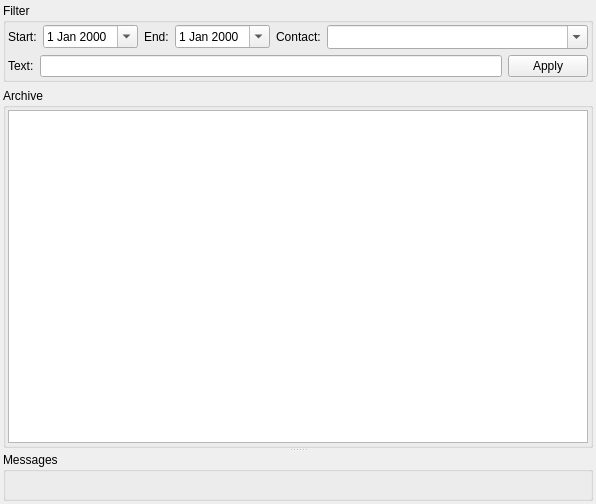
The window that src/plugins/messagearchiver/viewhistorywindow.ui (vacuum-im/vacuum-im) describes before a commit, drawn with Qt 5.
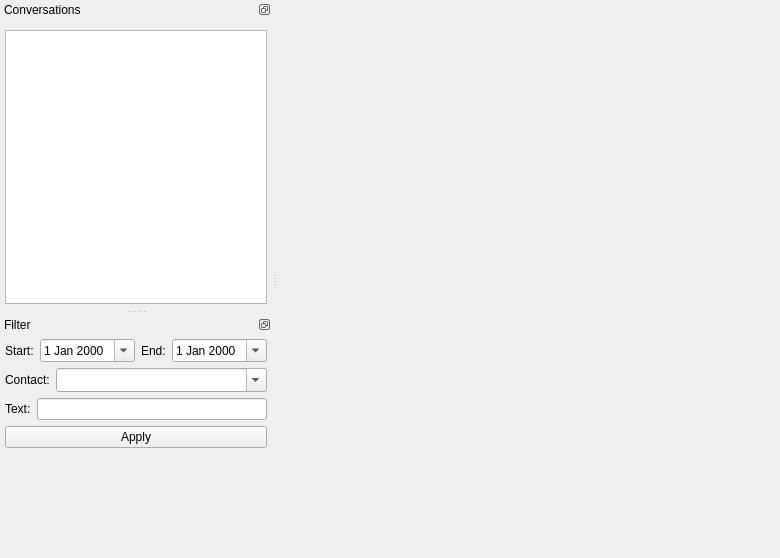
The same window after the commit.

What changed in the file:
```diff
--- a/src/plugins/messagearchiver/viewhistorywindow.ui
+++ b/src/plugins/messagearchiver/viewhistorywindow.ui
@@ -6,8 +6,8 @@
    <rect>
     <x>0</x>
     <y>0</y>
-    <width>596</width>
-    <height>504</height>
+    <width>780</width>
+    <height>558</height>
    </rect>
   </property>
   <property name="iconSize">
@@ -19,25 +19,87 @@
   <property name="dockOptions">
    <set>QMainWindow::AllowNestedDocks|QMainWindow::AllowTabbedDocks|QMainWindow::AnimatedDocks</set>
   </property>
-  <widget class="QWidget" name="centralWidget">
-   <layout class="QVBoxLayout">
+  <widget class="QWidget" name="wdtCentral">
+   <layout class="QVBoxLayout" name="verticalLayout_3">
     <property name="margin">
-     <number>3</number>
+     <number>5</number>
     </property>
     <item>
-     <widget class="QGroupBox" name="grbFilter">
-      <property name="title">
+     <widget class="QLabel" name="lblCollectionInfo">
+      <property name="wordWrap">
+       <bool>true</bool>
+      </property>
+     </widget>
+    </item>
+    <item>
+     <widget class="QWidget" name="wdtMessages" native="true">
+      <property name="sizePolicy">
+       <sizepolicy hsizetype="Expanding" vsizetype="Expanding">
+        <horstretch>0</horstretch>
+        <verstretch>0</verstretch>
+       </sizepolicy>
+      </property>
+     </widget>
+    </item>
+   </layout>
+  </widget>
+  <widget class="QDockWidget" name="dkwConversations">
+   <property name="features">
+    <set>QDockWidget::DockWidgetFloatable|QDockWidget::DockWidgetMovable</set>
+   </property>
+   <property name="windowTitle">
+    <string>Conversations</string>
+   </property>
+   <attribute name="dockWidgetArea">
+    <number>1</number>
+   </attribute>
+   <widget class="QWidget" name="dwcConversations">
+    <layout class="QVBoxLayout" name="verticalLayout_2">
+     <property name="margin">
+      <number>5</number>
+     </property>
+     <item>
+      <widget class="QWidget" name="wdtCollectionTools" native="true"/>
+     </item>
+     <item>
+      <widget class="QTreeView" name="trvCollections">
+       <property name="contextMenuPolicy">
+        <enum>Qt::CustomContextMenu</enum>
+       </property>
+       <property name="editTriggers">
+        <set>QAbstractItemView::NoEditTriggers</set>
+       </property>
+       <property name="alternatingRowColors">
+        <bool>true</bool>
+       </property>
+       <property name="indentation">
+        <number>10</number>
+       </property>
+       <property name="allColumnsShowFocus">
+        <bool>true</bool>
+       </property>
+      </widget>
+     </item>
+    </layout>
+   </widget>
+  </widget>
+  <widget class="QDockWidget" name="dkwFilter">
+   <property name="features">
+    <set>QDockWidget::DockWidgetFloatable|QDockWidget::DockWidgetMovable</set>
+   </property>
+   <property name="windowTitle">
        <string>Filter</string>
       </property>
-      <property name="flat">
-       <bool>true</bool>
-      </property>
-      <layout class="QVBoxLayout">
+   <attribute name="dockWidgetArea">
+    <number>1</number>
+   </attribute>
+   <widget class="QWidget" name="dwcFilter">
+    <layout class="QVBoxLayout" name="verticalLayout">
        <property name="margin">
-        <number>2</number>
+      <number>5</number>
        </property>
        <item>
-        <layout class="QHBoxLayout">
+      <layout class="QHBoxLayout" name="hboxlayout_1">
          <item>
           <widget class="QLabel" name="lblStart">
            <property name="text">
@@ -50,6 +112,12 @@
          </item>
          <item>
           <widget class="QDateEdit" name="dedStart">
+         <property name="sizePolicy">
+          <sizepolicy hsizetype="Expanding" vsizetype="Fixed">
+           <horstretch>0</horstretch>
+           <verstretch>0</verstretch>
+          </sizepolicy>
+         </property>
            <property name="calendarPopup">
             <bool>true</bool>
            </property>
@@ -67,6 +135,12 @@
          </item>
          <item>
           <widget class="QDateEdit" name="dedEnd">
+         <property name="sizePolicy">
+          <sizepolicy hsizetype="Expanding" vsizetype="Fixed">
+           <horstretch>0</horstretch>
+           <verstretch>0</verstretch>
+          </sizepolicy>
+         </property>
            <property name="time">
             <time>
              <hour>23</hour>
@@ -79,6 +153,10 @@
            </property>
           </widget>
          </item>
+      </layout>
+     </item>
+     <item>
+      <layout class="QHBoxLayout" name="hboxlayout_2">
          <item>
           <widget class="QLabel" name="lblContact">
            <property name="text">
@@ -111,7 +189,7 @@
         </layout>
        </item>
        <item>
-        <layout class="QHBoxLayout">
+      <layout class="QHBoxLayout" name="hboxlayout_3">
          <item>
           <widget class="QLabel" name="lblText">
            <property name="text">
@@ -122,6 +200,8 @@
          <item>
           <widget class="QLineEdit" name="lneText"/>
          </item>
+      </layout>
+     </item>
          <item>
           <widget class="QPushButton" name="pbtApply">
            <property name="text">
@@ -129,62 +209,21 @@
            </property>
           </widget>
          </item>
-        </layout>
-       </item>
-      </layout>
-     </widget>
-    </item>
     <item>
-     <widget class="QSplitter" name="splitter">
+      <spacer name="verticalSpacer">
       <property name="orientation">
        <enum>Qt::Vertical</enum>
       </property>
-      <property name="childrenCollapsible">
-       <bool>false</bool>
-      </property>
-      <widget class="QGroupBox" name="grbArchive">
-       <property name="title">
-        <string>Archive</string>
-       </property>
-       <property name="flat">
-        <bool>true</bool>
-       </property>
-       <layout class="QVBoxLayout">
-        <property name="margin">
-         <number>2</number>
-        </property>
-        <item>
-         <widget class="QTreeView" name="trvCollections">
-          <property name="contextMenuPolicy">
-           <enum>Qt::CustomContextMenu</enum>
-          </property>
-          <property name="editTriggers">
-           <set>QAbstractItemView::NoEditTriggers</set>
-          </property>
-          <property name="alternatingRowColors">
-           <bool>true</bool>
-          </property>
-          <property name="indentation">
-           <number>10</number>
-          </property>
-          <property name="allColumnsShowFocus">
-           <bool>true</bool>
-          </property>
-         </widget>
+       <property name="sizeHint" stdset="0">
+        <size>
+         <width>20</width>
+         <height>40</height>
+        </size>
+       </property>
+      </spacer>
         </item>
        </layout>
       </widget>
-      <widget class="QGroupBox" name="grbMessages">
-       <property name="title">
-        <string>Messages</string>
-       </property>
-       <property name="flat">
-        <bool>true</bool>
-       </property>
-      </widget>
-     </widget>
-    </item>
-   </layout>
   </widget>
  </widget>
  <layoutdefault spacing="6" margin="11"/>
```
Left out of the diff: 3 changed lines with no effect on the pictures. Lines whose indentation alone changed are shown as unchanged.
